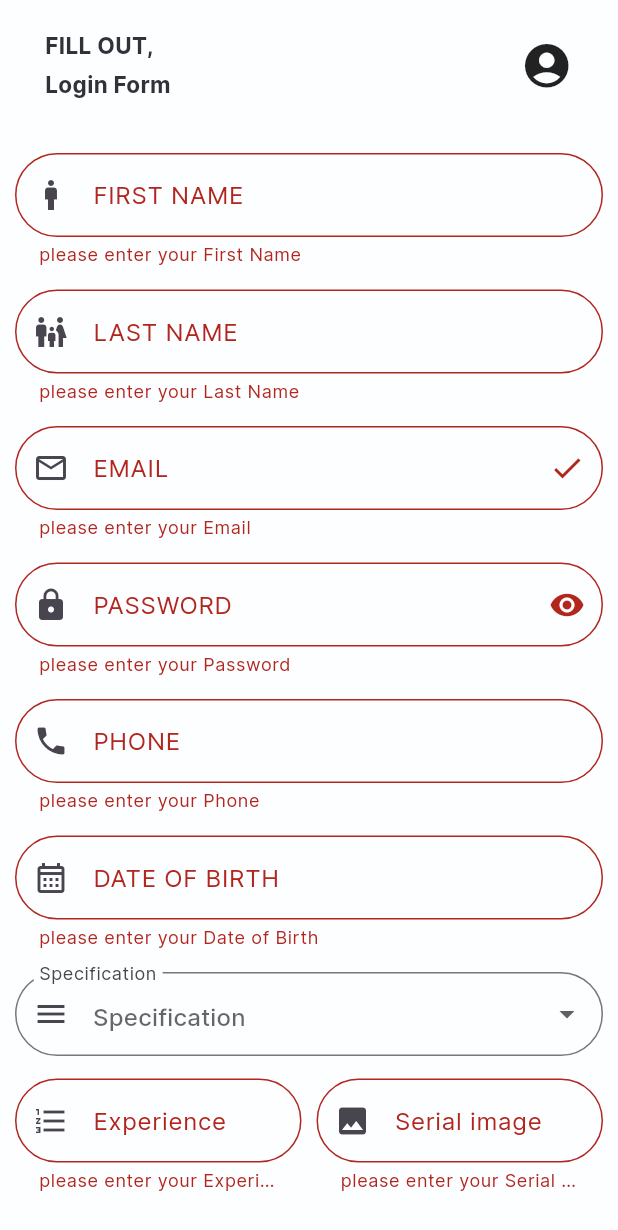
After one commit to ziadmohamedhus/SHAKHASNY_APP, a Flutter app: the Add_doctor screen opened directly, after a tap on "ADD", on a phone screen of 412 x 824 dp. The commit adds this screen. Shown: the top 1230 px of the screen. Run offline on Flutter 3.47's test engine with Material 3 defaults, Android fonts, the light colour scheme and no system bars; our stand-ins replace barcode_widget, carousel_slider, dio, flutter_bloc, fluttertoast, hexcolor and 3 more; missing offline and left inert: flutter_barcode_scanner; accounts and stored records are empty; network calls fail.

Commit message:
second2.2 commit

```diff
--- /dev/null
+++ b/lib/MANAGER/Add_doctors/add_doctor.dart
@@ -0,0 +1,320 @@
+import 'package:flutter/material.dart';
+import 'package:flutter_bloc/flutter_bloc.dart';
+import 'package:hexcolor/hexcolor.dart';
+import 'package:intl/intl.dart';
+
+import '../../DATABASE/cubit.dart';
+import '../../DATABASE/states.dart';
+import '../Home-M.dart';
+
+class Add_doctor extends StatelessWidget {
+  TextEditingController fname = TextEditingController(); //fname
+  TextEditingController lname = TextEditingController(); //lname
+  TextEditingController email = TextEditingController(); //email
+  TextEditingController pass = TextEditingController(); //pass
+  TextEditingController phone = TextEditingController(); //phone
+  TextEditingController specifacation = TextEditingController(); //specifacation
+  TextEditingController date = TextEditingController(); //date
+  TextEditingController a7 = TextEditingController(); //experience
+  TextEditingController a8 = TextEditingController(); //image
+  var Register_Key = GlobalKey<FormState>();
+  @override
+  Widget build(BuildContext context) {
+    return BlocProvider(
+      create: (context) => AppCubit()..createDatabase_doctor(),
+      child: BlocConsumer<AppCubit, AppStates>(
+        listener: (context, state) {},
+        builder: (context, state) => Scaffold(
+          body: SafeArea(
+            child: SingleChildScrollView(
+              child: Padding(
+                padding: const EdgeInsets.all(10.0),
+                child: Form(
+                  key: Register_Key,
+                  child: Column(
+                    children: [
+                      SizedBox(
+                        height: 10.0,
+                      ),
+                      //الشريط الاعلي
+                      Padding(
+                        padding: const EdgeInsets.symmetric(horizontal: 20.0),
+                        child: Row(
+                          mainAxisAlignment: MainAxisAlignment.spaceBetween,
+                          children: [
+                            Column(
+                              crossAxisAlignment: CrossAxisAlignment.start,
+                              children: [
+                                Text('FILL OUT,',
+                                    style: TextStyle(
+                                        color: HexColor('32313a'),
+                                        fontSize: 15.0,
+                                        fontWeight: FontWeight.bold)),
+                                SizedBox(
+                                  height: 5.0,
+                                ),
+                                Text('Login Form',
+                                    style: TextStyle(
+                                        color: HexColor('32313a'),
+                                        fontSize: 15.0,
+                                        fontWeight: FontWeight.bold)),
+                              ],
+                            ),
+                            Icon(
+                              Icons.account_circle,
+                              size: 35.0,
+                            )
+                          ],
+                        ),
+                      ),
+                      SizedBox(
+                        height: 35,
+                      ),
+                      TextFormField(
+                        controller: fname,
+                        validator: (value) {
+                          if (value!.isEmpty) {
+                            return 'please enter your First Name';
+                          }
+                          return null;
+                        },
+                        decoration: InputDecoration(
+                            labelText: 'FIRST NAME',
+                            hintText: 'Enter your NAME',
+                            prefixIcon: Icon(Icons.man_outlined),
+                            border: OutlineInputBorder(
+                                borderRadius: BorderRadius.circular(30.0))),
+                      ),
+                      SizedBox(
+                        height: 15,
+                      ),
+                      TextFormField(
+                        controller: lname,
+                        validator: (value) {
+                          if (value!.isEmpty) {
+                            return 'please enter your Last Name';
+                          }
+                          return null;
+                        },
+                        decoration: InputDecoration(
+                            labelText: 'LAST NAME',
+                            hintText: 'Enter your last Name',
+                            prefixIcon: Icon(Icons.family_restroom),
+                            border: OutlineInputBorder(
+                                borderRadius: BorderRadius.circular(30.0))),
+                      ),
+                      SizedBox(
+                        height: 15,
+                      ),
+                      TextFormField(
+                        keyboardType: TextInputType.emailAddress,
+                        controller: email,
+                        validator: (value) {
+                          if (value!.isEmpty) {
+                            return 'please enter your Email';
+                          }
+                          return null;
+                        },
+                        decoration: InputDecoration(
+                            labelText: 'EMAIL',
+                            hintText: 'Enter your Email',
+                            prefixIcon: Icon(Icons.email_outlined),
+                            suffixIcon: Icon(Icons.check),
+                            border: OutlineInputBorder(
+                                borderRadius: BorderRadius.circular(30.0))),
+                      ),
+                      SizedBox(
+                        height: 15.0,
+                      ),
+                      TextFormField(
+                        controller: pass,
+                        validator: (value) {
+                          if (value!.isEmpty) {
+                            return 'please enter your Password';
+                          }
+                          return null;
+                        },
+                        obscureText: AppCubit.get(context).textt,
+                        decoration: InputDecoration(
+                            labelText: 'PASSWORD',
+                            hintText: 'Enter your Password',
+                            prefixIcon: Icon(Icons.lock),
+                            suffixIcon: IconButton(
+                              icon: Icon(
+                                AppCubit.get(context).ic,
+                              ),
+                              onPressed: () {
+                                AppCubit.get(context).obsecuree();
+                              },
+                            ),
+                            border: OutlineInputBorder(
+                                borderRadius: BorderRadius.circular(30.0))),
+                      ),
+                      SizedBox(
+                        height: 15,
+                      ),
+                      TextFormField(
+                        validator: (value) {
+                          if (value!.isEmpty) {
+                            return 'please enter your Phone';
+                          }
+                          return null;
+                        },
+                        keyboardType: TextInputType.phone,
+                        controller: phone,
+                        decoration: InputDecoration(
+                            labelText: 'PHONE',
+                            hintText: 'Enter your Phone',
+                            prefixIcon: Icon(Icons.phone),
+                            border: OutlineInputBorder(
+                                borderRadius: BorderRadius.circular(30.0))),
+                      ),
+                      SizedBox(
+                        height: 15,
+                      ),
+
+                      TextFormField(
+                        controller: date,
+                        validator: (value) {
+                          if (value!.isEmpty) {
+                            return 'please enter your Date of Birth';
+                          }
+                          return null;
+                        },
+                        onTap: () {
+                          //لاظهار ساعة لتحديد الوقت
+                          showDatePicker(
+                              context: context,
+                              initialDate: DateTime.now(),
+                              firstDate: DateTime.parse('1950-01-01'),
+                              lastDate: DateTime.now())
+                              .then((value) {
+                            date.text = DateFormat.yMMMd().format(value!);
+                          });
+                          //لاظهار نتيجة للتاريخ
+                          // showDatePicker(context: context, initialDate: DateTime.now(), firstDate: DateTime.parse('2023-12-01'), lastDate: DateTime.parse('2000-01-01'));
+                        },
+                        decoration: InputDecoration(
+                            labelText: 'DATE OF BIRTH',
+                            hintText: 'Enter The Date',
+                            prefixIcon: Icon(Icons.calendar_month_outlined),
+                            border: OutlineInputBorder(
+                                borderRadius: BorderRadius.circular(30.0))),
+                      ),
+                      SizedBox(
+                        height: 15,
+                      ),
+
+                      DropdownButtonFormField(
+                        items: [
+                          DropdownMenuItem(
+                            value: "dentist",
+                            child: Text("dentist"),
+                          ),
+                          DropdownMenuItem(
+                            value: "cardiologist",
+                            child: Text("cardiologist"),
+                          ),
+                          DropdownMenuItem(
+                            value: "orthopedic",
+                            child: Text("orthopedic"),
+                          ),
+                          DropdownMenuItem(
+                            value: "nephrologist",
+                            child: Text("nephrologist"),
+                          ),
+                          DropdownMenuItem(
+                            value: "ophthalmologist",
+                            child: Text("ophthalmologist"),
+                          ),
+                        ], //Ophthalmologist
+                        onChanged: (value) {
+                          specifacation.text = value.toString();
+                          print(specifacation.text);
+                        },
+                        decoration: InputDecoration(
+                          prefixIcon: Icon(Icons.menu),
+                          labelText: "Specification",
+                          hintText: "Specification",
+                          border: OutlineInputBorder(
+                              borderRadius: BorderRadius.circular(30.0)),
+                        ),
+                      ),
+                      SizedBox(
+                        height: 15,
+                      ),
+                      Row(
+                        children: [
+                          Expanded(
+                            child: TextFormField(
+                              keyboardType: TextInputType.number,
+                              controller: a7,
+                              validator: (value) {
+                                if (value!.isEmpty) {
+                                  return 'please enter your Experience';
+                                }
+                                return null;
+                              },
+                              decoration: InputDecoration(
+                                  labelText: 'Experience',
+                                  hintText: 'Enter The Experience',
+                                  prefixIcon:
+                                  Icon(Icons.format_list_numbered_outlined),
+                                  border: OutlineInputBorder(
+                                      borderRadius:
+                                      BorderRadius.circular(30.0))),
+                            ),
+                          ),
+                          SizedBox(
+                            width: 10,
+                          ),
+                          Expanded(
+                            child: TextFormField(
+                              controller: a8,
+                              validator: (value) {
+                                if (value!.isEmpty) {
+                                  return 'please enter your Serial image';
+                                }
+                                return null;
+                              },
+                              decoration: InputDecoration(
+                                  labelText: 'Serial image',
+                                  hintText: 'Enter The Serial image',
+                                  prefixIcon: Icon(Icons.image),
+                                  border: OutlineInputBorder(
+                                      borderRadius:
+                                      BorderRadius.circular(30.0))),
+                            ),
+                          ),
+                        ],
+                      ),
+                      SizedBox(
+                        height: 20,
+                      ),
+                      MaterialButton(
+                        onPressed: () {
+                          if (Register_Key.currentState!.validate()) {
+                            AppCubit.get(context).Add_doctor(email: email.text, password: pass.text, phone: phone.text, first_name: fname.text, last_name: lname.text, birth_date: date.text, specialization: specifacation.text);
+                            Navigator.push(
+                                context,
+                                MaterialPageRoute(
+                                    builder: (context) => HomeManager()));
+                          }
+                        },
+                        child: Text(
+                          'ADD',
+                          style: TextStyle(
+                              fontSize: 30, fontWeight: FontWeight.bold),
+                        ),
+                      ),
+                    ],
+                  ),
+                ),
+              ),
+            ),
+          ),
+        ),
+      ),
+    );
+  }
+}
--- a/lib/MANAGER/Home-M.dart
+++ b/lib/MANAGER/Home-M.dart
@@ -8,7 +8,7 @@ import 'package:lottie/lottie.dart';
 import '../PATIENTS/Department_of_doc/List-Doctor6.dart';
 import 'Accounts.dart';
 
-import 'Add_doctors/Add-doctor.dart';
+import 'Add_doctors/add_doctor.dart';
 import 'Doctors.dart';
 import 'all_patient.dart';
 
```
